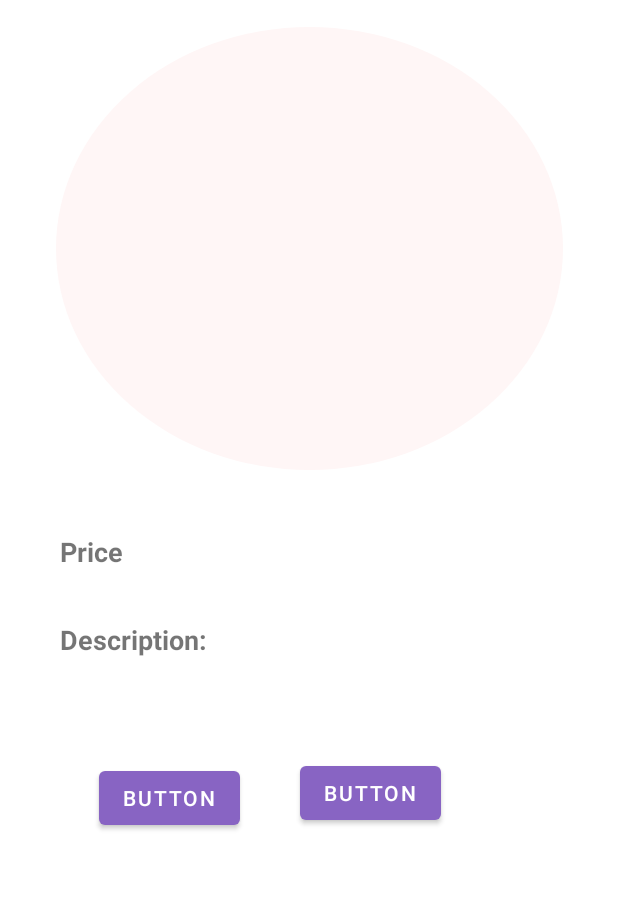
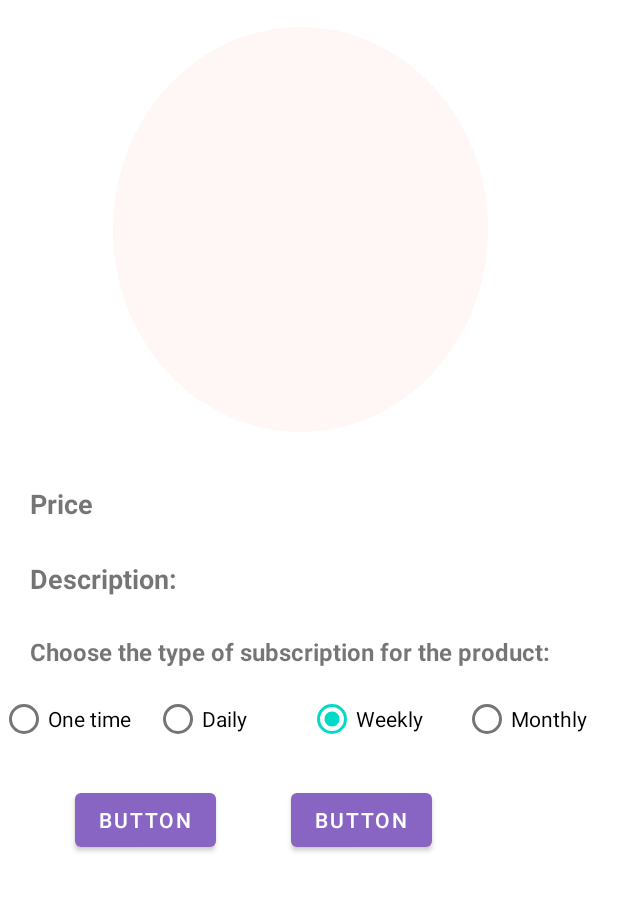
Before and after one commit to andreeamatei5810/Smart-Farmer, an Android app: the ProductDetailsActivity screen opened directly, with no data from a screen before it, on a phone screen of 412 x 824 dp, the part 252-1164 px from its top. Run offline under Robolectric (Android 15) with nearby library versions, the phone set to English and light mode, and no system bars; 6 statements that could not run were skipped.

```diff
--- a/app/src/main/AndroidManifest.xml
+++ b/app/src/main/AndroidManifest.xml
@@ -25,7 +25,6 @@
         <activity android:name="chat.ChatActivity" />
         <activity android:name=".RatingActivity" />
         <activity android:name="chat.ChatContactActivity" />
-        <activity android:name="chat.NewMessageActivity" />
         <activity android:name=".FarmerHomeActivity" />
         <activity android:name=".ShopCart" />
         <activity android:name=".EditProduct" />
--- a/app/src/main/java/chat/ChatActivity.java
+++ b/app/src/main/java/chat/ChatActivity.java
@@ -33,10 +33,11 @@ public class ChatActivity extends AppCompatActivity {
         super.onCreate(savedInstanceState);
         setContentView(R.layout.activity_chat);
         database = new DBHelper(this);
-        Intent pastIntent = getIntent();
         SessionManagement sessionManagement = new SessionManagement(ChatActivity.this);
         String emailUser = sessionManagement.getSession();
+        Intent pastIntent = getIntent();
         String emailReceiver = pastIntent.getStringExtra("emailReceiver");
+        System.out.println(emailReceiver);
         database.readAllMessages(emailUser);
         ArrayList<String> allMessages = database.getMessages(emailUser, emailReceiver);
         usernameReceiver = findViewById(R.id.usernameReceiver);
--- a/app/src/main/java/com/example/mds/FarmerHomeActivity.java
+++ b/app/src/main/java/com/example/mds/FarmerHomeActivity.java
@@ -19,11 +19,15 @@ public class FarmerHomeActivity extends AppCompatActivity {
         super.onCreate(savedInstanceState);
         setContentView(R.layout.activity_farmer_home);
 
+        SessionManagement sessionManagement = new SessionManagement(FarmerHomeActivity.this);
+        String emailUserLog = sessionManagement.getSession();
+
         farmerProfile = findViewById(R.id.buttonProfile);
         farmerProfile.setOnClickListener(new View.OnClickListener() {
             @Override
             public void onClick(View v) {
                 Intent i = new Intent(FarmerHomeActivity.this,FarmerProfileActivity.class);
+                i.putExtra("emailFarmer", emailUserLog);
                 startActivity(i);
             }
         });
--- a/app/src/main/java/com/example/mds/UploadActivity.java
+++ b/app/src/main/java/com/example/mds/UploadActivity.java
@@ -14,6 +14,7 @@ import android.widget.Toast;
 import androidx.annotation.Nullable;
 import androidx.appcompat.app.AppCompatActivity;
 
+import chat.ChatActivity;
 import com.example.mds.model.Product;
 
 public class UploadActivity extends AppCompatActivity  {
@@ -92,7 +93,8 @@ public class UploadActivity extends AppCompatActivity  {
                 SessionManagement sessionManagement = new SessionManagement(UploadActivity.this);
                 String emailUser = sessionManagement.getSession();
                 dbHelper.addProduct(new Product(emailUser,name,price,description, imageToStore));
-
+                Intent intent = new Intent(UploadActivity.this, FarmerHomeActivity.class);
+                startActivity(intent);
             }
 
             else {
--- a/app/src/main/res/layout/activity_product_details.xml
+++ b/app/src/main/res/layout/activity_product_details.xml
@@ -10,39 +10,41 @@
             android:layout_height="wrap_content" android:id="@+id/productName"
             app:layout_constraintTop_toTopOf="parent"
             android:layout_marginTop="40dp" app:layout_constraintStart_toStartOf="parent"
-            android:layout_marginStart="172dp" android:textStyle="bold" android:textSize="24sp"/>
+            android:layout_marginStart="172dp" android:textStyle="bold" android:textSize="24sp"
+            android:gravity="center"
+    />
     <ImageView
-            android:layout_width="338dp"
-            android:layout_height="295dp" app:srcCompat="@drawable/round_background" android:id="@+id/productPhoto"
+            android:layout_width="250dp"
+            android:layout_height="270dp" app:srcCompat="@drawable/round_background" android:id="@+id/productPhoto"
             app:layout_constraintTop_toTopOf="parent"
             android:layout_marginTop="130dp" app:layout_constraintStart_toStartOf="parent"
-            android:layout_marginStart="37dp" android:contentDescription="@string/product_image"/>
+            android:layout_marginStart="75dp" android:contentDescription="@string/product_image"/>
     <TextView
             android:layout_width="wrap_content"
             android:layout_height="wrap_content" android:id="@+id/productPrice"
-            android:layout_marginTop="42dp"
+            android:layout_marginTop="35dp"
             app:layout_constraintTop_toBottomOf="@+id/productPhoto"
-            android:layout_marginStart="25dp" app:layout_constraintStart_toEndOf="@+id/price" android:textSize="18sp"/>
+            android:layout_marginStart="20dp" app:layout_constraintStart_toEndOf="@+id/price" android:textSize="18sp"/>
     <TextView
             android:text="@string/price"
             android:layout_width="wrap_content"
             android:layout_height="wrap_content" android:id="@+id/price"
-            android:layout_marginTop="42dp"
+            android:layout_marginTop="35dp"
             app:layout_constraintTop_toBottomOf="@+id/productPhoto" app:layout_constraintStart_toStartOf="parent"
-            android:layout_marginStart="40dp" android:textStyle="bold" android:textSize="18sp"/>
+            android:layout_marginStart="20dp" android:textStyle="bold" android:textSize="18sp"/>
     <TextView
             android:text="@string/description"
             android:layout_width="wrap_content"
             android:layout_height="wrap_content" android:id="@+id/description"
-            android:layout_marginTop="34dp"
+            android:layout_marginTop="25dp"
             app:layout_constraintTop_toBottomOf="@+id/price" app:layout_constraintStart_toStartOf="parent"
-            android:layout_marginStart="40dp" android:textStyle="bold" android:textSize="18sp"/>
+            android:layout_marginStart="20dp" android:textStyle="bold" android:textSize="18sp"/>
     <TextView
             android:layout_width="wrap_content"
             android:layout_height="wrap_content" android:id="@+id/productDescription"
-            android:textSize="18sp" android:layout_marginStart="25dp"
-            app:layout_constraintStart_toEndOf="@+id/description" app:layout_constraintTop_toTopOf="parent"
-            android:layout_marginTop="527dp"/>
+            android:textSize="18sp" android:layout_marginStart="20dp"
+            app:layout_constraintStart_toEndOf="@+id/description"
+            app:layout_constraintTop_toTopOf="parent" android:layout_marginTop="485dp"/>
     <TextView
             android:layout_width="wrap_content"
             android:layout_height="wrap_content"
@@ -56,16 +58,58 @@
             android:id="@+id/farmer" android:textSize="16sp"
             app:layout_constraintTop_toTopOf="parent" android:layout_marginTop="90dp"
             app:layout_constraintStart_toStartOf="parent" android:layout_marginStart="100dp"/>
+    <TextView
+            android:text="@string/choose_the_type_of_subscription_for_the_product"
+            android:layout_width="wrap_content"
+            android:layout_height="wrap_content" android:id="@+id/chooseText"
+            android:layout_marginTop="25dp"
+            app:layout_constraintTop_toBottomOf="@+id/description" app:layout_constraintStart_toStartOf="parent"
+            android:layout_marginStart="20dp" android:textSize="16sp" android:textStyle="bold"/>
     <Button
-            android:text="@string/button"
+            android:text="Button"
             android:layout_width="wrap_content"
             android:layout_height="wrap_content" android:id="@+id/button1"
-            app:layout_constraintStart_toStartOf="parent" android:layout_marginStart="66dp"
-            android:layout_marginTop="69dp" app:layout_constraintTop_toBottomOf="@+id/description"/>
+            app:layout_constraintStart_toStartOf="parent" android:layout_marginStart="50dp"
+            android:layout_marginTop="19dp" app:layout_constraintTop_toBottomOf="@+id/purchasesTypes"/>
     <Button
-            android:text="@string/button"
+            android:text="Button"
             android:layout_width="wrap_content"
             android:layout_height="wrap_content" android:id="@+id/button2"
-            android:layout_marginStart="40dp" app:layout_constraintStart_toEndOf="@+id/button1"
-            android:layout_marginTop="191dp" app:layout_constraintTop_toBottomOf="@+id/productPhoto"/>
+            android:layout_marginStart="50dp"
+            app:layout_constraintStart_toEndOf="@+id/button1" android:layout_marginTop="19dp"
+            app:layout_constraintTop_toBottomOf="@+id/purchasesTypes"/>
+    <RadioGroup
+            android:id="@+id/purchasesTypes"
+            android:layout_width="match_parent"
+            android:layout_height="wrap_content"
+            android:orientation="horizontal" app:layout_constraintTop_toBottomOf="@+id/chooseText"
+            android:layout_marginTop="10dp" app:layout_constraintStart_toStartOf="parent">
+
+        <RadioButton
+                android:id="@+id/oneTime"
+                android:layout_width="0dp"
+                android:layout_weight="1"
+                android:layout_height="wrap_content"
+                android:checked="true"
+                android:text="@string/one_time"/>
+        <RadioButton
+                android:id="@+id/daily"
+                android:layout_width="0dp"
+                android:layout_weight="1"
+                android:layout_height="wrap_content"
+                android:text="@string/daily"/>
+        <RadioButton
+                android:id="@+id/weekly"
+                android:layout_width="0dp"
+                android:layout_weight="1"
+                android:layout_height="wrap_content"
+                android:checked="true"
+                android:text="@string/weekly"/>
+        <RadioButton
+                android:id="@+id/monthly"
+                android:layout_width="0dp"
+                android:layout_weight="1"
+                android:layout_height="wrap_content"
+                android:text="@string/monthly"/>
+    </RadioGroup>
 </androidx.constraintlayout.widget.ConstraintLayout>
--- a/app/src/main/res/values/strings.xml
+++ b/app/src/main/res/values/strings.xml
@@ -47,4 +47,11 @@
     <string name="description">Description:</string>
     <string name="farmer">Farmer:</string>
     <string name="button">Button</string>
+    <string name="one_time">One time</string>
+    <string name="weekly">Weekly</string>
+    <string name="daily">Daily</string>
+    <string name="monthly">Monthly</string>
+    <string name="choose_the_type_of_subscription_for_the_product">Choose the type of subscription for the product:
+    </string>
+    <string name="add_to_cart">Add to Cart</string>
 </resources>
```
Also changed, not shown: app/src/main/java/chat/ChatContactActivity.java (+1 -8 lines), app/src/main/java/chat/NewMessageActivity.java (deleted, +0 -52 lines), app/src/main/java/com/example/mds/DBHelper.java (+49 -5 lines), app/src/main/java/com/example/mds/FarmerProfileActivity.java (+21 -12 lines), app/src/main/java/com/example/mds/ProductDetailsActivity.java (+24 -8 lines), app/src/main/res/layout/activity_chat_contact.xml (+0 -8 lines).
